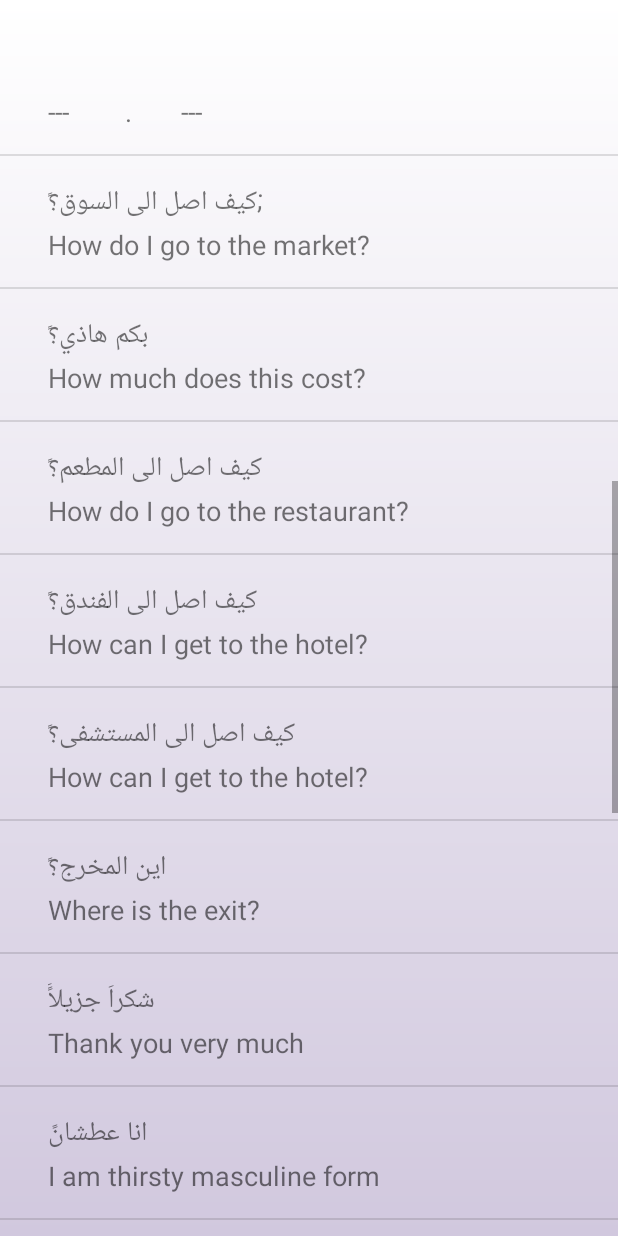
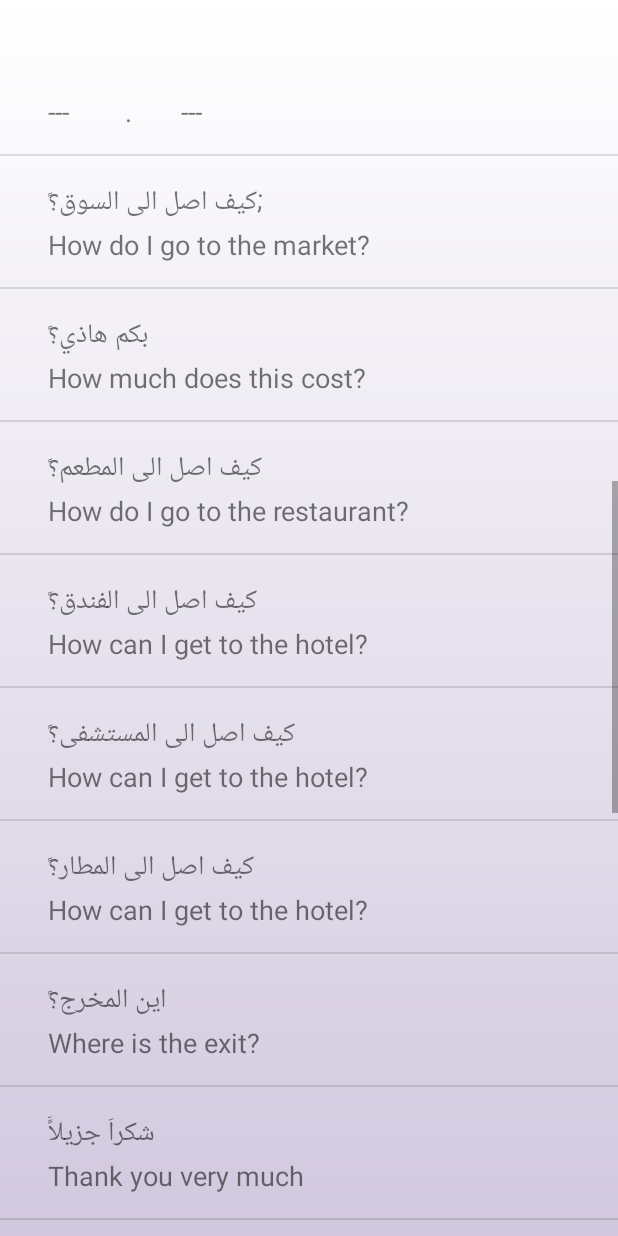
Before and after one commit to brilliant-ember/Arabic-Teaching-app, an Android app: the PhrasesActivity screen opened directly, with no data from a screen before it, scrolled down 1153 dp, on a phone screen of 412 x 824 dp. Run offline under Robolectric (Android 15) with nearby library versions, the phone set to English and light mode, and no system bars.

Commit message:
added files

```diff
--- a/app/src/main/java/com/example/mohammedal/learnarabic/PhrasesActivity.java
+++ b/app/src/main/java/com/example/mohammedal/learnarabic/PhrasesActivity.java
@@ -35,11 +35,13 @@ public class PhrasesActivity extends AppCompatActivity {
 
         phrases.add(new Word("---        .       ---","ً"));
 
-        phrases.add(new Word("How do I go to the market?",";كيف اصل الى السوق؟ً"));
+        phrases.add(new Word("How do I go to the market?",";كيف اصل الى السوق؟ً",R.raw.market));
         phrases.add(new Word("How much does this cost?","بكم هاذي؟ً"));
-        phrases.add(new Word("How do I go to the restaurant?","كيف اصل الى المطعم؟ً"));
-        phrases.add(new Word("How can I get to the hotel?","كيف اصل الى الفندق؟ً"));
+        phrases.add(new Word("How do I go to the restaurant?","كيف اصل الى المطعم؟ً",R.raw.resturant));
+        phrases.add(new Word("How can I get to the hotel?","كيف اصل الى الفندق؟ً",R.raw.hotel));
         phrases.add(new Word("How can I get to the hotel?","كيف اصل الى المستشفى؟ً"));
+        phrases.add(new Word("How can I get to the hotel?","كيف اصل الى المطار؟ً",R.raw.airport));
+
 
         phrases.add(new Word("Where is the exit?","اين المخرج؟ً"));
 
@@ -59,7 +61,6 @@ public class PhrasesActivity extends AppCompatActivity {
         phrases.add(new Word("Go to hell","اذهب الى الجحيمً"));
         phrases.add(new Word("Leave me alone","اتركني و شائني"));
         phrases.add(new Word("I will call the police!","ساتصل بالشرطة!"));
-        phrases.add(new Word("I will blow up your head","سافجر رأسك"));
 
 
 
```
Also changed, not shown: 5 other files.
